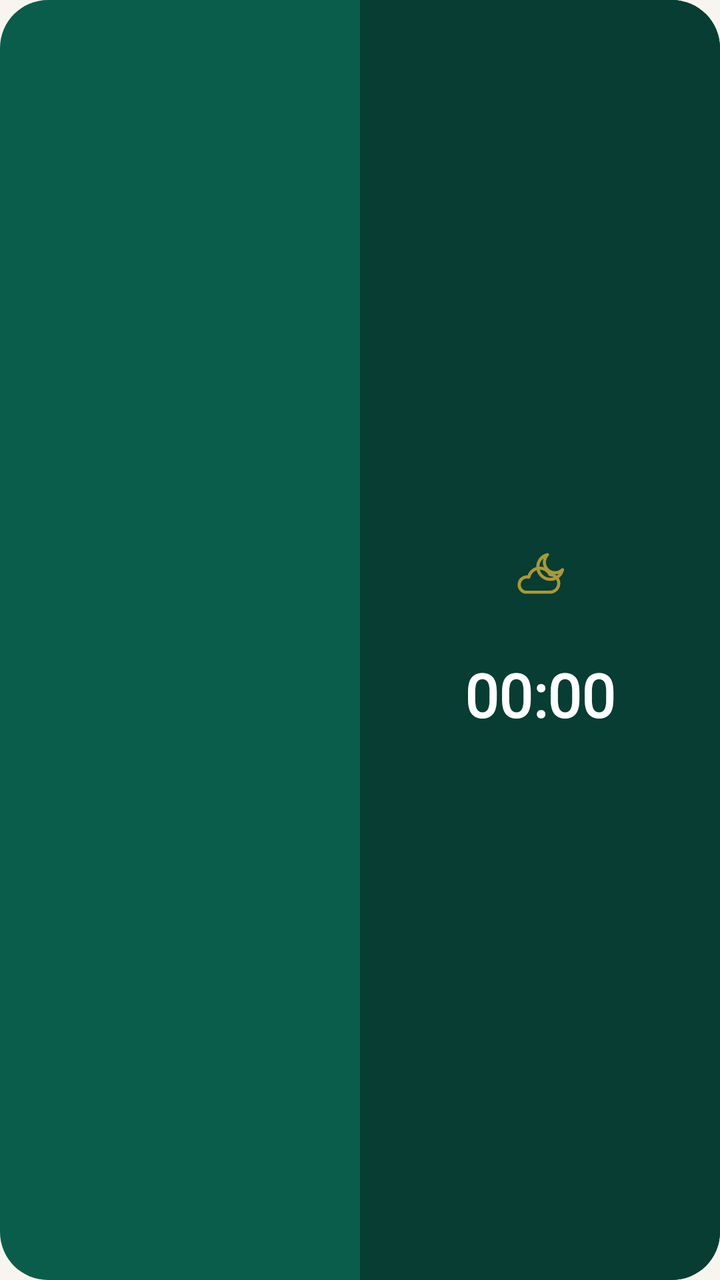
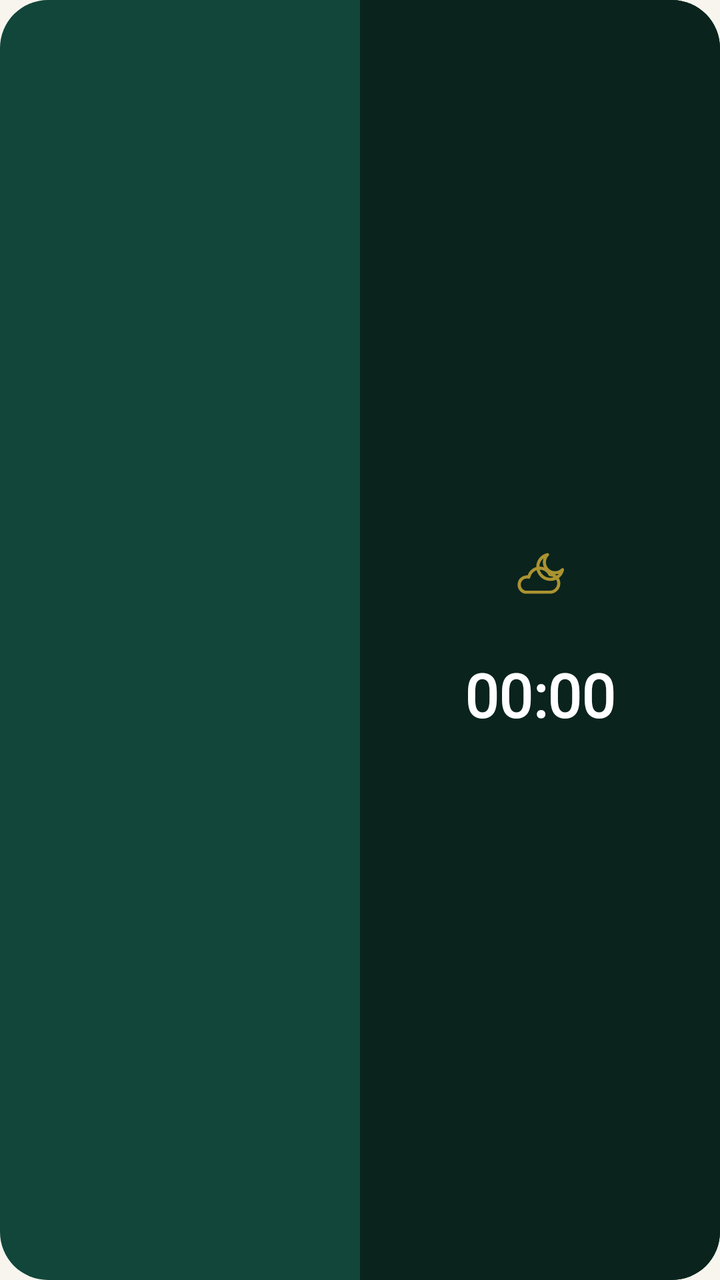

Before-and-after screenshots of an Android layout around one commit, followed by the original layout XML and the change that was made.
<!-- AndroidManifest.xml: application theme SahlTheme -->
<!-- res/layout/widget_khatmah.xml -->
<LinearLayout xmlns:android="http://schemas.android.com/apk/res/android"
    android:id="@+id/root" android:layout_width="match_parent" android:layout_height="match_parent"
    android:orientation="horizontal" android:layoutDirection="ltr" android:background="@drawable/kh_left_bg">
    <LinearLayout android:id="@+id/listSide" android:layout_width="0dp" android:layout_height="match_parent" android:layout_weight="1"
        android:orientation="vertical" android:paddingLeft="16dp" android:paddingRight="16dp" android:paddingTop="6dp" android:paddingBottom="6dp">
        <LinearLayout android:layout_width="match_parent" android:layout_height="0dp" android:layout_weight="1" android:gravity="center_vertical">
            <TextView android:id="@+id/l0" android:fontFamily="@font/thmanyah" android:layout_width="0dp" android:layout_height="wrap_content" android:layout_weight="1"
                android:gravity="left" android:textColor="#FFFFFF" android:textSize="15sp" android:maxLines="1"/>
            <TextView android:id="@+id/r0" android:fontFamily="@font/thmanyah" android:layout_width="0dp" android:layout_height="wrap_content" android:layout_weight="1"
                android:gravity="right" android:textColor="#FFFFFF" android:textSize="15sp" android:maxLines="1"/>
        </LinearLayout>
        <LinearLayout android:layout_width="match_parent" android:layout_height="0dp" android:layout_weight="1" android:gravity="center_vertical">
            <TextView android:id="@+id/l1" android:fontFamily="@font/thmanyah" android:layout_width="0dp" android:layout_height="wrap_content" android:layout_weight="1"
                android:gravity="left" android:textColor="#FFFFFF" android:textSize="15sp" android:maxLines="1"/>
            <TextView android:id="@+id/r1" android:fontFamily="@font/thmanyah" android:layout_width="0dp" android:layout_height="wrap_content" android:layout_weight="1"
                android:gravity="right" android:textColor="#FFFFFF" android:textSize="15sp" android:maxLines="1"/>
        </LinearLayout>
        <LinearLayout android:layout_width="match_parent" android:layout_height="0dp" android:layout_weight="1" android:gravity="center_vertical">
            <TextView android:id="@+id/l2" android:fontFamily="@font/thmanyah" android:layout_width="0dp" android:layout_height="wrap_content" android:layout_weight="1"
                android:gravity="left" android:textColor="#FFFFFF" android:textSize="15sp" android:maxLines="1"/>
            <TextView android:id="@+id/r2" android:fontFamily="@font/thmanyah" android:layout_width="0dp" android:layout_height="wrap_content" android:layout_weight="1"
                android:gravity="right" android:textColor="#FFFFFF" android:textSize="15sp" android:maxLines="1"/>
        </LinearLayout>
        <LinearLayout android:layout_width="match_parent" android:layout_height="0dp" android:layout_weight="1" android:gravity="center_vertical">
            <TextView android:id="@+id/l3" android:fontFamily="@font/thmanyah" android:layout_width="0dp" android:layout_height="wrap_content" android:layout_weight="1"
                android:gravity="left" android:textColor="#FFFFFF" android:textSize="15sp" android:maxLines="1"/>
            <TextView android:id="@+id/r3" android:fontFamily="@font/thmanyah" android:layout_width="0dp" android:layout_height="wrap_content" android:layout_weight="1"
                android:gravity="right" android:textColor="#FFFFFF" android:textSize="15sp" android:maxLines="1"/>
        </LinearLayout>
        <LinearLayout android:layout_width="match_parent" android:layout_height="0dp" android:layout_weight="1" android:gravity="center_vertical">
            <TextView android:id="@+id/l4" android:fontFamily="@font/thmanyah" android:layout_width="0dp" android:layout_height="wrap_content" android:layout_weight="1"
                android:gravity="left" android:textColor="#FFFFFF" android:textSize="15sp" android:maxLines="1"/>
            <TextView android:id="@+id/r4" android:fontFamily="@font/thmanyah" android:layout_width="0dp" android:layout_height="wrap_content" android:layout_weight="1"
                android:gravity="right" android:textColor="#FFFFFF" android:textSize="15sp" android:maxLines="1"/>
        </LinearLayout>
        <LinearLayout android:layout_width="match_parent" android:layout_height="0dp" android:layout_weight="1" android:gravity="center_vertical">
            <TextView android:id="@+id/l5" android:fontFamily="@font/thmanyah" android:layout_width="0dp" android:layout_height="wrap_content" android:layout_weight="1"
                android:gravity="left" android:textColor="#FFFFFF" android:textSize="15sp" android:maxLines="1"/>
            <TextView android:id="@+id/r5" android:fontFamily="@font/thmanyah" android:layout_width="0dp" android:layout_height="wrap_content" android:layout_weight="1"
                android:gravity="right" android:textColor="#FFFFFF" android:textSize="15sp" android:maxLines="1"/>
        </LinearLayout>
    </LinearLayout>
    <LinearLayout android:id="@+id/panel" android:layout_width="0dp" android:layout_height="match_parent" android:layout_weight="1"
        android:orientation="vertical" android:gravity="center" android:background="@drawable/kh_right_bg" android:padding="8dp">
        <ImageView android:layout_width="30dp" android:layout_height="30dp" android:src="@drawable/ic_moon_cloud" android:alpha="0.8"/>
        <TextView android:id="@+id/remain" android:fontFamily="@font/thmanyah" android:layout_width="wrap_content" android:layout_height="wrap_content"
            android:textColor="@color/gold" android:textSize="17sp" android:textStyle="bold" android:layout_marginTop="2dp" android:maxLines="1"/>
        <Chronometer android:id="@+id/countdown" android:fontFamily="@font/thmanyah" android:layout_width="wrap_content" android:layout_height="wrap_content"
            android:textColor="#FFFFFF" android:textSize="30sp" android:textStyle="bold"/>
    </LinearLayout>
</LinearLayout>
<!-- resources referenced by this layout -->
<resources>
  <color name="gold">#D4AF37</color>
  <!-- drawable ic_moon_cloud (drawable) -->
  <vector xmlns:android="http://schemas.android.com/apk/res/android" android:width="48dp" android:height="48dp" android:viewportWidth="48" android:viewportHeight="48">
      <path android:strokeColor="#D4AF37" android:strokeWidth="2.5" android:fillColor="#00000000" android:strokeLineJoin="round"
          android:pathData="M30,8a10,10 0,1 0,12 12a8,8 0,0 1,-12 -12z"/>
      <path android:strokeColor="#D4AF37" android:strokeWidth="2.5" android:fillColor="#00000000" android:strokeLineJoin="round"
          android:pathData="M12,38h20a7,7 0,0 0,0 -14a9,9 0,0 0,-17 2a6,6 0,0 0,-3 12z"/>
  </vector>
  <!-- drawable kh_left_bg (drawable) -->
  <shape xmlns:android="http://schemas.android.com/apk/res/android">
      <solid android:color="@color/emerald"/><corners android:radius="24dp"/>
  </shape>
  <!-- drawable kh_right_bg (drawable) -->
  <shape xmlns:android="http://schemas.android.com/apk/res/android">
      <solid android:color="@color/emerald_dark"/>
      <corners android:topRightRadius="24dp" android:bottomRightRadius="24dp" android:topLeftRadius="0dp" android:bottomLeftRadius="0dp"/>
  </shape>
  <style name="SahlTheme" parent="android:Theme.Material.Light.NoActionBar">
          <item name="android:colorPrimary">@color/emerald</item>
          <item name="android:colorAccent">@color/gold</item>
          <item name="android:windowBackground">@color/bg</item>
          <item name="android:statusBarColor">@color/emerald_dark</item>
      </style>
  <color name="emerald">#0B5D4B</color>
  <color name="emerald_dark">#073D32</color>
  <color name="bg">#F7F5EE</color>
</resources>

<!-- the commit's change to res/layout/widget_khatmah.xml (unified diff, before → after) -->
@@ -5,46 +5,46 @@
         android:orientation="vertical" android:paddingLeft="16dp" android:paddingRight="16dp" android:paddingTop="6dp" android:paddingBottom="6dp">
         <LinearLayout android:layout_width="match_parent" android:layout_height="0dp" android:layout_weight="1" android:gravity="center_vertical">
             <TextView android:id="@+id/l0" android:fontFamily="@font/thmanyah" android:layout_width="0dp" android:layout_height="wrap_content" android:layout_weight="1"
-                android:gravity="left" android:textColor="#FFFFFF" android:textSize="15sp" android:maxLines="1"/>
+                android:gravity="left" android:textColor="#FFFFFF" android:textSize="15sp" android:textStyle="bold" android:maxLines="1"/>
             <TextView android:id="@+id/r0" android:fontFamily="@font/thmanyah" android:layout_width="0dp" android:layout_height="wrap_content" android:layout_weight="1"
-                android:gravity="right" android:textColor="#FFFFFF" android:textSize="15sp" android:maxLines="1"/>
+                android:gravity="right" android:textColor="#FFFFFF" android:textSize="15sp" android:textStyle="bold" android:maxLines="1"/>
         </LinearLayout>
         <LinearLayout android:layout_width="match_parent" android:layout_height="0dp" android:layout_weight="1" android:gravity="center_vertical">
             <TextView android:id="@+id/l1" android:fontFamily="@font/thmanyah" android:layout_width="0dp" android:layout_height="wrap_content" android:layout_weight="1"
-                android:gravity="left" android:textColor="#FFFFFF" android:textSize="15sp" android:maxLines="1"/>
+                android:gravity="left" android:textColor="#FFFFFF" android:textSize="15sp" android:textStyle="bold" android:maxLines="1"/>
             <TextView android:id="@+id/r1" android:fontFamily="@font/thmanyah" android:layout_width="0dp" android:layout_height="wrap_content" android:layout_weight="1"
-                android:gravity="right" android:textColor="#FFFFFF" android:textSize="15sp" android:maxLines="1"/>
+                android:gravity="right" android:textColor="#FFFFFF" android:textSize="15sp" android:textStyle="bold" android:maxLines="1"/>
         </LinearLayout>
         <LinearLayout android:layout_width="match_parent" android:layout_height="0dp" android:layout_weight="1" android:gravity="center_vertical">
             <TextView android:id="@+id/l2" android:fontFamily="@font/thmanyah" android:layout_width="0dp" android:layout_height="wrap_content" android:layout_weight="1"
-                android:gravity="left" android:textColor="#FFFFFF" android:textSize="15sp" android:maxLines="1"/>
+                android:gravity="left" android:textColor="#FFFFFF" android:textSize="15sp" android:textStyle="bold" android:maxLines="1"/>
             <TextView android:id="@+id/r2" android:fontFamily="@font/thmanyah" android:layout_width="0dp" android:layout_height="wrap_content" android:layout_weight="1"
-                android:gravity="right" android:textColor="#FFFFFF" android:textSize="15sp" android:maxLines="1"/>
+                android:gravity="right" android:textColor="#FFFFFF" android:textSize="15sp" android:textStyle="bold" android:maxLines="1"/>
         </LinearLayout>
         <LinearLayout android:layout_width="match_parent" android:layout_height="0dp" android:layout_weight="1" android:gravity="center_vertical">
             <TextView android:id="@+id/l3" android:fontFamily="@font/thmanyah" android:layout_width="0dp" android:layout_height="wrap_content" android:layout_weight="1"
-                android:gravity="left" android:textColor="#FFFFFF" android:textSize="15sp" android:maxLines="1"/>
+                android:gravity="left" android:textColor="#FFFFFF" android:textSize="15sp" android:textStyle="bold" android:maxLines="1"/>
             <TextView android:id="@+id/r3" android:fontFamily="@font/thmanyah" android:layout_width="0dp" android:layout_height="wrap_content" android:layout_weight="1"
-                android:gravity="right" android:textColor="#FFFFFF" android:textSize="15sp" android:maxLines="1"/>
+                android:gravity="right" android:textColor="#FFFFFF" android:textSize="15sp" android:textStyle="bold" android:maxLines="1"/>
         </LinearLayout>
         <LinearLayout android:layout_width="match_parent" android:layout_height="0dp" android:layout_weight="1" android:gravity="center_vertical">
             <TextView android:id="@+id/l4" android:fontFamily="@font/thmanyah" android:layout_width="0dp" android:layout_height="wrap_content" android:layout_weight="1"
-                android:gravity="left" android:textColor="#FFFFFF" android:textSize="15sp" android:maxLines="1"/>
+                android:gravity="left" android:textColor="#FFFFFF" android:textSize="15sp" android:textStyle="bold" android:maxLines="1"/>
             <TextView android:id="@+id/r4" android:fontFamily="@font/thmanyah" android:layout_width="0dp" android:layout_height="wrap_content" android:layout_weight="1"
-                android:gravity="right" android:textColor="#FFFFFF" android:textSize="15sp" android:maxLines="1"/>
+                android:gravity="right" android:textColor="#FFFFFF" android:textSize="15sp" android:textStyle="bold" android:maxLines="1"/>
         </LinearLayout>
         <LinearLayout android:layout_width="match_parent" android:layout_height="0dp" android:layout_weight="1" android:gravity="center_vertical">
             <TextView android:id="@+id/l5" android:fontFamily="@font/thmanyah" android:layout_width="0dp" android:layout_height="wrap_content" android:layout_weight="1"
-                android:gravity="left" android:textColor="#FFFFFF" android:textSize="15sp" android:maxLines="1"/>
+                android:gravity="left" android:textColor="#FFFFFF" android:textSize="15sp" android:textStyle="bold" android:maxLines="1"/>
             <TextView android:id="@+id/r5" android:fontFamily="@font/thmanyah" android:layout_width="0dp" android:layout_height="wrap_content" android:layout_weight="1"
-                android:gravity="right" android:textColor="#FFFFFF" android:textSize="15sp" android:maxLines="1"/>
+                android:gravity="right" android:textColor="#FFFFFF" android:textSize="15sp" android:textStyle="bold" android:maxLines="1"/>
         </LinearLayout>
     </LinearLayout>
     <LinearLayout android:id="@+id/panel" android:layout_width="0dp" android:layout_height="match_parent" android:layout_weight="1"
         android:orientation="vertical" android:gravity="center" android:background="@drawable/kh_right_bg" android:padding="8dp">
         <ImageView android:layout_width="30dp" android:layout_height="30dp" android:src="@drawable/ic_moon_cloud" android:alpha="0.8"/>
         <TextView android:id="@+id/remain" android:fontFamily="@font/thmanyah" android:layout_width="wrap_content" android:layout_height="wrap_content"
-            android:textColor="@color/gold" android:textSize="17sp" android:textStyle="bold" android:layout_marginTop="2dp" android:maxLines="1"/>
+            android:textColor="@color/w_gold" android:textSize="17sp" android:textStyle="bold" android:layout_marginTop="2dp" android:maxLines="1"/>
         <Chronometer android:id="@+id/countdown" android:fontFamily="@font/thmanyah" android:layout_width="wrap_content" android:layout_height="wrap_content"
             android:textColor="#FFFFFF" android:textSize="30sp" android:textStyle="bold"/>
     </LinearLayout>
<!-- resource entries referenced after the edit -->
@@ -1,5 +1,6 @@
 <!-- resources referenced by this layout -->
 <resources>
+  <color name="w_gold">#F5C84C</color>
   <color name="gold">#D4AF37</color>
   <!-- drawable ic_moon_cloud (drawable) -->
   <vector xmlns:android="http://schemas.android.com/apk/res/android" android:width="48dp" android:height="48dp" android:viewportWidth="48" android:viewportHeight="48">
@@ -10,11 +11,11 @@
   </vector>
   <!-- drawable kh_left_bg (drawable) -->
   <shape xmlns:android="http://schemas.android.com/apk/res/android">
-      <solid android:color="@color/emerald"/><corners android:radius="24dp"/>
+      <solid android:color="@color/w_left"/><corners android:radius="24dp"/>
   </shape>
   <!-- drawable kh_right_bg (drawable) -->
   <shape xmlns:android="http://schemas.android.com/apk/res/android">
-      <solid android:color="@color/emerald_dark"/>
+      <solid android:color="@color/w_right"/>
       <corners android:topRightRadius="24dp" android:bottomRightRadius="24dp" android:topLeftRadius="0dp" android:bottomLeftRadius="0dp"/>
   </shape>
   <style name="SahlTheme" parent="android:Theme.Material.Light.NoActionBar">
@@ -23,6 +24,8 @@
           <item name="android:windowBackground">@color/bg</item>
           <item name="android:statusBarColor">@color/emerald_dark</item>
       </style>
+  <color name="w_left">#12463A</color>
+  <color name="w_right">#0A231D</color>
   <color name="emerald">#0B5D4B</color>
   <color name="emerald_dark">#073D32</color>
   <color name="bg">#F7F5EE</color>
